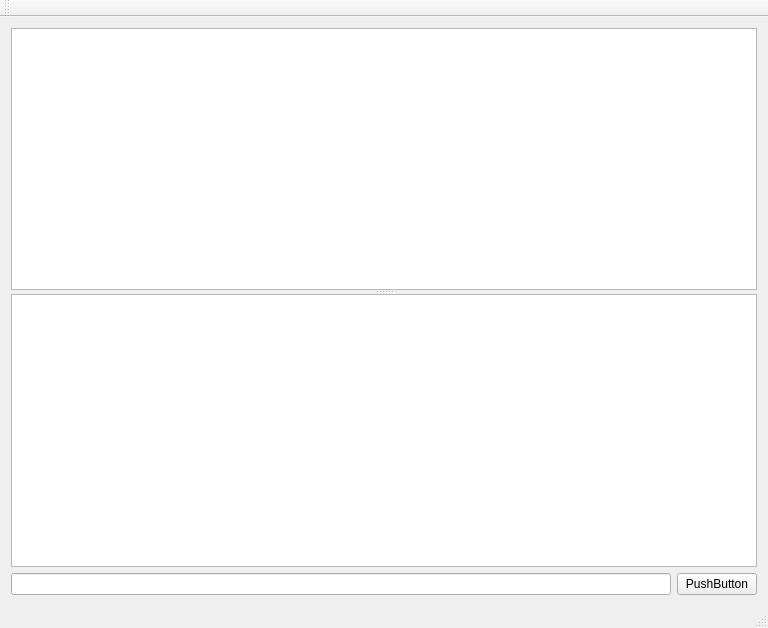
This is src/mainwindow.ui in dapaulid/xenon as Qt 5 draws it before an edit. The edited form follows.
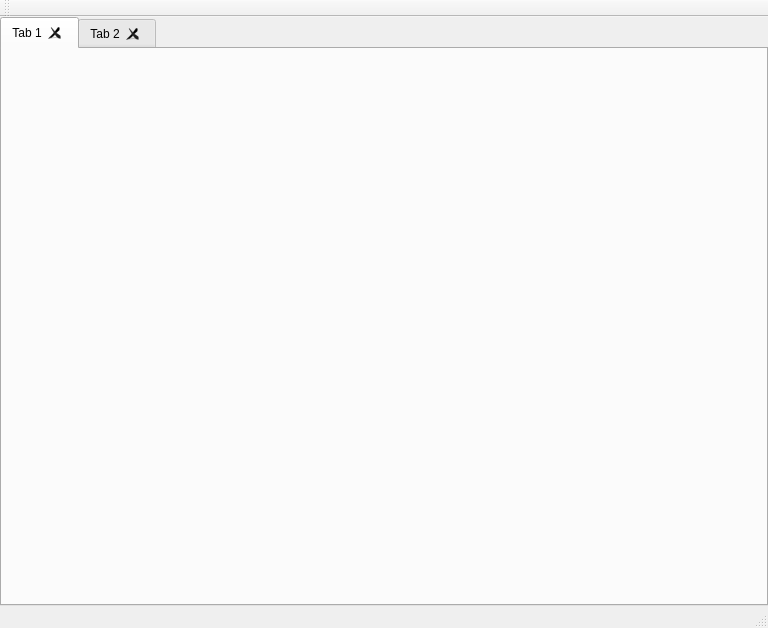
This is the edited form.

```diff
--- a/src/mainwindow.ui
+++ b/src/mainwindow.ui
@@ -15,19 +15,9 @@
   </property>
   <widget class="QWidget" name="centralWidget">
    <layout class="QVBoxLayout" name="verticalLayout">
-    <item>
-     <widget class="QSplitter" name="splitter">
-      <property name="orientation">
-       <enum>Qt::Vertical</enum>
-      </property>
-      <widget class="QWidget" name="widget" native="true">
-       <property name="sizePolicy">
-        <sizepolicy hsizetype="Expanding" vsizetype="Maximum">
-         <horstretch>0</horstretch>
-         <verstretch>0</verstretch>
-        </sizepolicy>
-       </property>
-       <layout class="QVBoxLayout" name="verticalLayout_2">
+    <property name="spacing">
+     <number>6</number>
+    </property>
         <property name="leftMargin">
          <number>0</number>
         </property>
@@ -41,80 +31,22 @@
          <number>0</number>
         </property>
         <item>
-         <widget class="QTableView" name="tableView">
-          <property name="sizePolicy">
-           <sizepolicy hsizetype="Expanding" vsizetype="Expanding">
-            <horstretch>0</horstretch>
-            <verstretch>0</verstretch>
-           </sizepolicy>
-          </property>
-          <property name="font">
-           <font>
-            <family>Monospace</family>
-            <pointsize>10</pointsize>
-           </font>
-          </property>
-          <property name="selectionBehavior">
-           <enum>QAbstractItemView::SelectRows</enum>
-          </property>
-          <property name="showGrid">
-           <bool>false</bool>
-          </property>
-          <attribute name="horizontalHeaderStretchLastSection">
+     <widget class="QTabWidget" name="tabWidget">
+      <property name="currentIndex">
+       <number>0</number>
+      </property>
+      <property name="tabsClosable">
            <bool>true</bool>
-          </attribute>
-          <attribute name="verticalHeaderDefaultSectionSize">
-           <number>26</number>
-          </attribute>
-         </widget>
-        </item>
-       </layout>
-      </widget>
-      <widget class="QWidget" name="widget_2" native="true">
-       <property name="sizePolicy">
-        <sizepolicy hsizetype="Expanding" vsizetype="Expanding">
-         <horstretch>0</horstretch>
-         <verstretch>0</verstretch>
-        </sizepolicy>
-       </property>
-       <layout class="QVBoxLayout" name="verticalLayout_3">
-        <property name="leftMargin">
-         <number>0</number>
-        </property>
-        <property name="topMargin">
-         <number>0</number>
-        </property>
-        <property name="rightMargin">
-         <number>0</number>
-        </property>
-        <property name="bottomMargin">
-         <number>0</number>
-        </property>
-        <item>
-         <widget class="QTableView" name="tableView_2">
-          <property name="sizePolicy">
-           <sizepolicy hsizetype="Expanding" vsizetype="Expanding">
-            <horstretch>0</horstretch>
-            <verstretch>0</verstretch>
-           </sizepolicy>
-          </property>
-         </widget>
-        </item>
-        <item>
-         <layout class="QHBoxLayout" name="horizontalLayout">
-          <item>
-           <widget class="QLineEdit" name="lineEdit"/>
-          </item>
-          <item>
-           <widget class="QPushButton" name="pushButton">
-            <property name="text">
-             <string>PushButton</string>
-            </property>
-           </widget>
-          </item>
-         </layout>
-        </item>
-       </layout>
+      </property>
+      <widget class="QWidget" name="tab">
+       <attribute name="title">
+        <string>Tab 1</string>
+       </attribute>
+      </widget>
+      <widget class="QWidget" name="tab_2">
+       <attribute name="title">
+        <string>Tab 2</string>
+       </attribute>
       </widget>
      </widget>
     </item>
```
Lines whose indentation alone changed are shown as unchanged.
